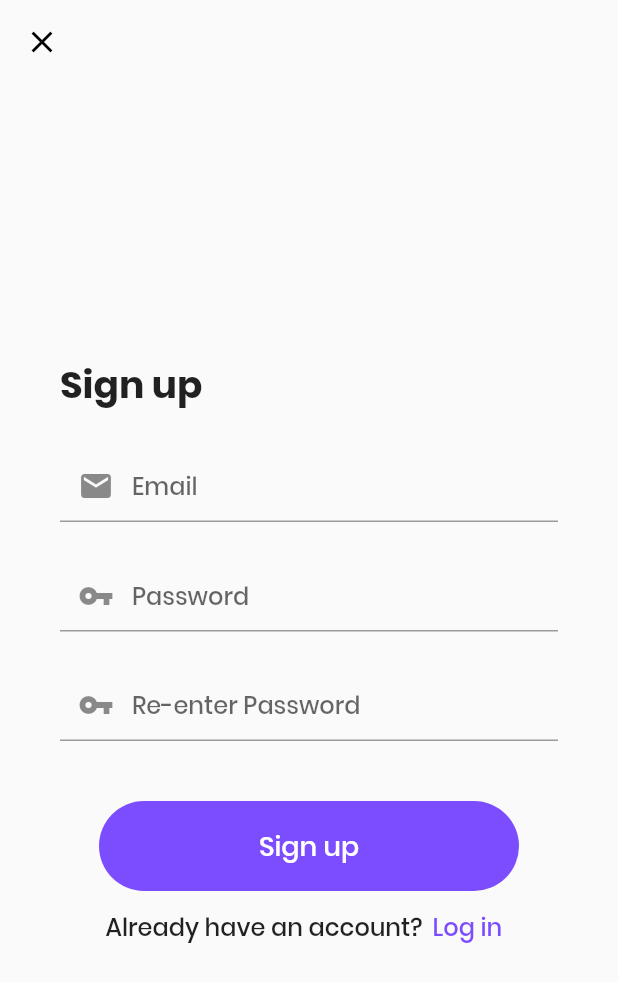
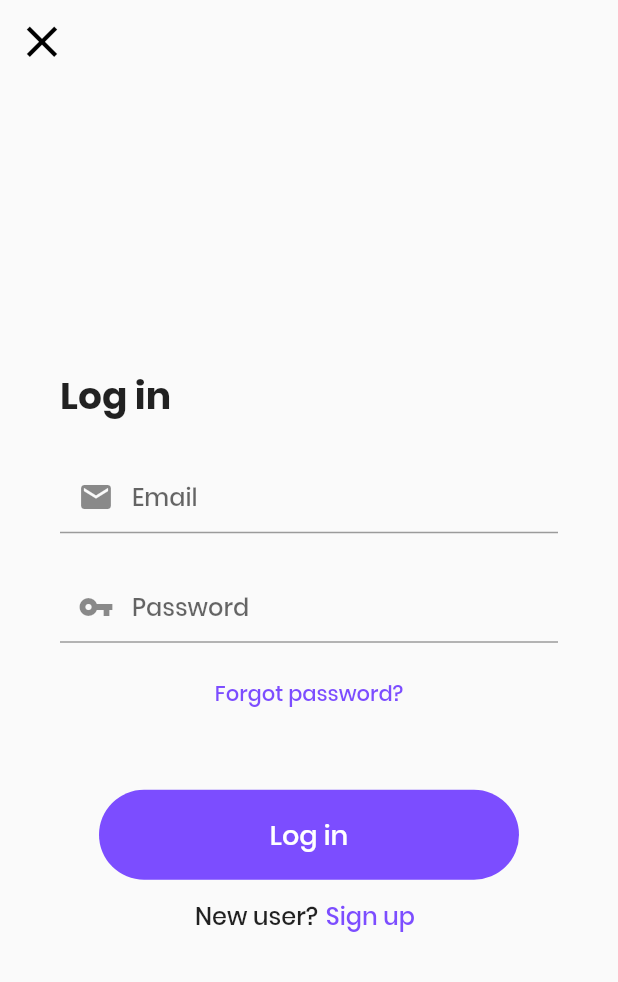
Before and after one commit to acm-projects/roomie-match, a Flutter app: the screen it shows after launch, on a phone screen of 412 x 824 dp. Shown: the top 982 px of the screen. Run offline on Flutter 3.47's test engine with Material 2 defaults, Android fonts, the phone set to English and light mode, and no system bars; our stand-ins replace cloud_firestore, firebase_auth, geolocator; accounts and stored records are empty.

```diff
--- a/roommate_app/lib/main.dart
+++ b/roommate_app/lib/main.dart
@@ -1,6 +1,10 @@
 import "package:flutter/material.dart";
+import 'package:roommate_app/screens/addbadges.dart';
+import 'package:roommate_app/screens/location_entry_screen.dart';
 import 'package:roommate_app/screens/login.dart';
+import 'package:roommate_app/screens/preferences.dart';
 import 'package:roommate_app/screens/signup.dart';
+import 'package:roommate_app/screens/test.dart';
 
 void main() {
   runApp(RoommateApp());
@@ -17,7 +21,7 @@ class RoommateApp extends StatelessWidget {
         primaryColor: Colors.deepPurpleAccent,
       ),
       home:
-          SignupScreen() //The main landing page will be the log in page; if already logged in, the user will be directed to the dashboard
+          LoginScreen() //The main landing page will be the log in page; if already logged in, the user will be directed to the dashboard
     );
   }
 }
--- a/roommate_app/lib/match_searcher.dart
+++ b/roommate_app/lib/match_searcher.dart
@@ -74,7 +74,7 @@ class MatchSearcher {
               matches.add(Profile(matchBadges, matchFirstName, matchLastName, matchGender, matchAge, matchAboutMe, matchPreferredGender, matchCity, matchState));
           }
         }
-      }).then((dummyVar) {
+      }).then((_) {
         for (Profile match in matches) {
           print(match.firstName);
         }
--- a/roommate_app/lib/screens/aboutme.dart
+++ b/roommate_app/lib/screens/aboutme.dart
@@ -72,6 +72,7 @@ class AboutMeScreen extends StatelessWidget {
                     return;
                   }
 
+                  //
                   UserInformation.aboutMe = aboutMeTextController.text;
 
                   //Route to add badges screen
--- a/roommate_app/lib/user_info.dart
+++ b/roommate_app/lib/user_info.dart
@@ -3,20 +3,20 @@ This class holds all of the information of the current user;
 used so that there is easy access to the user's info anwhere in the project.
 */
 abstract class UserInformation {
-  static String uid;             //The UID as used for Firebase/Firestore entry relations
-  static List<String> matches;   //UID's of people that the user has matched with
-  static List<String> badges;    //The badges that the user has selected; stored as the names of the icons internally
-  static String firstName;       //The user's first name
-  static String lastName;        //The user's last name
-  static String gender;          //The user's gender
-  static int age;                //The user's age
-  static String aboutMe;         //The user's bio description
+  static String uid;                    //The UID as used for Firebase/Firestore entry relations
+  static List<String> matches = List(); //UID's of people that the user has matched with
+  static List<String> badges = List();  //The badges that the user has selected; stored as the names of the icons internally
+  static String firstName;              //The user's first name
+  static String lastName;               //The user's last name
+  static String gender;                 //The user's gender
+  static int age;                       //The user's age
+  static String aboutMe;                //The user's bio description
 
-  static String preferredGender; //The preferred gender of the user
-  static int preferredAgeLower;  //The lower bound of the user's preferred age range
-  static int preferredAgeUpper;  //The upper bound of the user's preferred age range
+  static String preferredGender;        //The preferred gender of the user
+  static int preferredAgeLower;         //The lower bound of the user's preferred age range
+  static int preferredAgeUpper;         //The upper bound of the user's preferred age range
 
-  static String city;            //The city that the user lives in
-  static String state;           //The state that the user lives in
-  static int radius;             //The radius that the user wants to search in
+  static String city;                   //The city that the user lives in
+  static String state;                  //The state that the user lives in
+  static int radius;                    //The radius that the user wants to search in
 }
```
Also changed, not shown: roommate_app/lib/constants.dart (+15 -0 lines), roommate_app/lib/screens/preferences.dart (+27 -4 lines), roommate_app/lib/screens/test.dart (+8 -5 lines).
